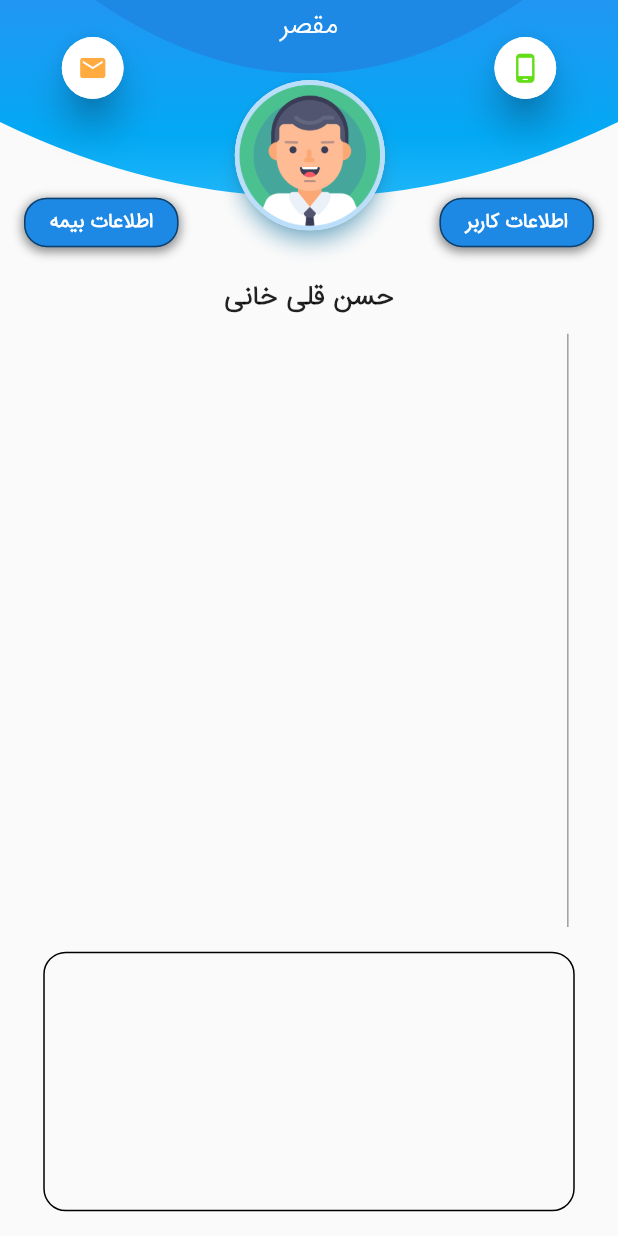
After one commit to Amin397/repo_test, a Flutter app: the MainRequest screen opened directly, on a phone screen of 412 x 824 dp. The commit adds this screen. Run offline on Flutter 3.47's test engine with Material 2 defaults, Android fonts, the phone set to English and light mode, and no system bars; drawn by our look-alikes of overlay_support; our stand-ins replace cloud_firestore, connectivity, firebase_messaging, flutter_spinkit, geolocator, google_maps_flutter and 3 more; missing offline and left inert: clippy_flutter, flutter_polyline_points, flutter_sparkline, load, location_permissions, requests; accounts and stored records are empty.

Commit message:
top part of full request created !

```diff
--- a/lib/dashboard/main_page.dart
+++ b/lib/dashboard/main_page.dart
@@ -85,9 +85,6 @@ class _DashBoardState extends State<DashBoard> {
 //            ],
 //          ),
 //        );
-        showMaterialModalBottomSheet(context: context, builder: (context , scrollController){
-          return rUI.requestUI(context);
-        });
       },
       onLaunch: (Map<String, dynamic> message) async {
         print("onLaunch: $message");
@@ -379,6 +376,12 @@ class _DashBoardState extends State<DashBoard> {
 //              okRequest(990101, getPref('expert_id'), 'accept').then((res){
 //                print(res);
 //              });
+              showMaterialModalBottomSheet(
+                  elevation: 4.0,
+                  isDismissible: true,
+                  context: context, builder: (context , scrollController){
+                return rUI.requestUI(context);
+              });
             },
           ),
         )
--- /dev/null
+++ b/lib/dashboard/ui/custom_clip_path.dart
@@ -0,0 +1,19 @@
+import 'package:flutter/material.dart';
+
+
+class CustomClipPath extends CustomClipper<Path>{
+
+  @override
+  Path getClip(Size size) {
+    Path path = Path();
+    path.lineTo(0, size.height - 100);
+    path.quadraticBezierTo(size.width / 2, size.height, size.width, size.height - 100);
+    path.lineTo(size.width, 0);
+    path.close();
+    return path;
+  }
+
+  @override
+  bool shouldReclip(CustomClipper<Path> oldClipper) => false;
+
+}
--- /dev/null
+++ b/lib/screens/main_request.dart
@@ -0,0 +1,271 @@
+import 'package:clippy_flutter/clippy_flutter.dart';
+import 'package:flutter/cupertino.dart';
+import 'package:flutter/material.dart';
+import 'package:google_maps_flutter/google_maps_flutter.dart';
+import 'package:sanannegarexperts/dashboard/ui/custom_clip_path.dart';
+
+class MainRequest extends StatefulWidget {
+  @override
+  _MainRequestState createState() => _MainRequestState();
+}
+
+class _MainRequestState extends State<MainRequest> {
+
+  GoogleMapController mapController;
+
+  @override
+  Widget build(BuildContext context) {
+    var height = MediaQuery.of(context).size.height;
+    var width = MediaQuery.of(context).size.width;
+
+    return Directionality(
+      textDirection: TextDirection.rtl,
+      child: Scaffold(
+        body: SafeArea(
+          child: Column(
+            crossAxisAlignment: CrossAxisAlignment.start,
+            children: <Widget>[
+              Container(
+                height: height * .27,
+                child: Stack(
+                  children: <Widget>[
+                    Align(
+                      alignment: Alignment.topCenter,
+                      child: SafeArea(
+                        child: ClipPath(
+                          child: Container(
+                            height: height * .22,
+                            width: width,
+                            decoration: BoxDecoration(
+                                gradient: LinearGradient(
+                                    colors: [
+                                  Colors.blue,
+                                  Colors.lightBlue,
+                                  Colors.lightBlueAccent,
+                                ],
+                                    begin: Alignment.topCenter,
+                                    end: Alignment.bottomCenter)),
+                          ),
+                          clipper: CustomClipPath(),
+                        ),
+                      ),
+                    ),
+                    Align(
+                      alignment: Alignment.topCenter,
+                      child: SafeArea(
+                        child: ClipPath(
+                          clipper: CustomClipPath(),
+                          child: Container(
+                            height: height * .12,
+                            width: width * .7,
+                            color: Colors.blue.shade600,
+                            child: Align(
+                                alignment: Alignment.topCenter,
+                                child: Padding(
+                                  padding: EdgeInsets.only(top: height * .005),
+                                  child: Text(
+                                    'مقصر',
+                                    style: TextStyle(
+                                        color: Colors.white,
+                                        fontSize: 16.0,
+                                        fontFamily: 'IRANSans'),
+                                  ),
+                                )),
+                          ),
+                        ),
+                      ),
+                    ),
+//ClipRRect from top of
+                    Positioned(
+                      left: width * .38,
+                      top: height * .065,
+                      child: Material(
+                        elevation: 5.0,
+                        shadowColor: Colors.lightBlueAccent,
+                        borderRadius: BorderRadius.all(Radius.circular(100)),
+                        child: CircleAvatar(
+                          child: Image.asset(
+                            'assets/images/avatar.png',
+                            fit: BoxFit.fill,
+                          ),
+                          radius: 50,
+                        ),
+                      ),
+                    ),
+//user avatar
+                    Positioned(
+                      top: height * .16,
+                      right: 0.0,
+                      left: 0.0,
+                      child: Row(
+                        mainAxisAlignment: MainAxisAlignment.spaceBetween,
+                        crossAxisAlignment: CrossAxisAlignment.start,
+                        children: <Widget>[
+                          Container(
+                              margin: EdgeInsets.symmetric(horizontal: 16.0),
+                              height: height * .04,
+                              width: width * .25,
+                              decoration: BoxDecoration(
+                                  border: Border.all(color: Colors.black54),
+                                  color: Colors.blue.shade600,
+                                  boxShadow: [
+                                    BoxShadow(
+                                        color: Colors.black45,
+                                        blurRadius: 5.0,
+                                        spreadRadius: 1.0,
+                                        offset: Offset(0.0, 2.0))
+                                  ],
+                                  borderRadius:
+                                      BorderRadius.all(Radius.circular(15.0))),
+                              child: Center(
+                                child: Text(
+                                  'اطلاعات کاربر',
+                                  style: TextStyle(
+                                      color: Colors.white,
+                                      fontSize: 12.0,
+                                      fontWeight: FontWeight.w600,
+                                      fontFamily: 'IRANSans'),
+                                ),
+                              )),
+                          Container(
+                              margin: EdgeInsets.symmetric(horizontal: 16.0),
+                              height: height * .04,
+                              width: width * .25,
+                              decoration: BoxDecoration(
+                                boxShadow: [
+                                  BoxShadow(
+                                      color: Colors.black45,
+                                      blurRadius: 5.0,
+                                      spreadRadius: 1.0,
+                                      offset: Offset(0.0, 2.0))
+                                ],
+                                border: Border.all(color: Colors.black54),
+                                color: Colors.blue.shade600,
+                                borderRadius:
+                                    BorderRadius.all(Radius.circular(15.0)),
+                              ),
+                              child: Center(
+                                child: Text(
+                                  'اطلاعات بیمه',
+                                  style: TextStyle(
+                                      color: Colors.white,
+                                      fontSize: 12.0,
+                                      fontWeight: FontWeight.w600,
+                                      fontFamily: 'IRANSans'),
+                                ),
+                              )),
+                        ],
+                      ),
+                    ),
+//user information
+                    Align(
+                        alignment: Alignment.bottomCenter,
+                        child: Padding(
+                          padding: EdgeInsets.only(bottom: height * .013),
+                          child: Text(
+                            'حسن قلی خانی',
+                            style: TextStyle(
+                                color: Colors.black87,
+                                fontWeight: FontWeight.bold,
+                                fontFamily: 'IRANSans',
+                                fontSize: 16.0),
+                          ),
+                        )),
+
+                    Align(
+                        alignment: Alignment.topCenter,
+                        child: Padding(
+                          padding: EdgeInsets.symmetric(
+                              horizontal: width * .1, vertical: height * .03),
+                          child: Row(
+                            crossAxisAlignment: CrossAxisAlignment.center,
+                            mainAxisAlignment: MainAxisAlignment.spaceBetween,
+                            children: <Widget>[
+                              Material(
+                                child: Container(
+                                  decoration: BoxDecoration(
+                                      shape: BoxShape.circle,
+                                      color: Colors.white),
+                                  height: height * .05,
+                                  width: height * .05,
+                                  child: Center(
+                                    child: Icon(
+                                      Icons.phone_android,
+                                      size: 21,
+                                      color: Colors.lightGreenAccent.shade700,
+                                    ),
+                                  ),
+                                ),
+                                elevation: 10.0,
+                                borderRadius:
+                                    BorderRadius.all(Radius.circular(100.0)),
+                              ),
+                              Material(
+                                child: Container(
+                                  decoration: BoxDecoration(
+                                      shape: BoxShape.circle,
+                                      color: Colors.white),
+                                  height: height * .05,
+                                  width: height * .05,
+                                  child: Center(
+                                    child: Icon(
+                                      Icons.local_post_office,
+                                      color: Colors.orangeAccent,
+                                      size: 20,
+                                    ),
+                                  ),
+                                ),
+                                elevation: 10.0,
+                                borderRadius:
+                                    BorderRadius.all(Radius.circular(100.0)),
+                              ),
+                            ],
+                          ),
+                        ))
+                  ],
+                ),
+              ),
+              Container(
+                height: height * .48,
+                child: Stack(
+                  children: <Widget>[
+                    _buildTimeLine(height, width)
+                  ],
+                ),
+              ),
+              Expanded(
+                child: Container(
+                  padding: EdgeInsets.symmetric(horizontal: width * .07 , vertical: height * .02),
+                  child: Container(
+                    height: height,
+                    decoration: BoxDecoration(
+                      border: Border.all(style: BorderStyle.solid),
+                      borderRadius: BorderRadius.all(Radius.circular(15.0))
+                    ),
+                    child: Stack(
+                      children: <Widget>[
+
+                      ],
+                    ),
+                  ),
+                ),
+              ),
+            ],
+          ),
+        ),
+      ),
+    );
+  }
+
+  Widget _buildTimeLine(var height, var width) {
+    return Positioned(
+      top: 0.0,
+      bottom: 0.0,
+      right: width * .08,
+      child: Container(
+        width: 1.0,
+        color: Colors.grey,
+      ),
+    );
+  }
+}
--- a/lib/screens/request_ui.dart
+++ b/lib/screens/request_ui.dart
@@ -1,49 +1,121 @@
 import 'package:flutter/cupertino.dart';
 import 'package:flutter/material.dart';
+import 'package:load/load.dart';
+import 'package:page_transition/page_transition.dart';
 import 'package:sanannegarexperts/login/constants/constants.dart';
 import 'package:sanannegarexperts/login/funcs.dart';
+import 'package:sanannegarexperts/screens/main_request.dart';
 
-class RequestUi{
+class RequestUi {
+  final BuildContext context;
+  final ScrollController scrollController;
 
-  final BuildContext context;
-  RequestUi({this.context});
+  RequestUi({this.context , this.scrollController});
 
-  Widget requestUI(BuildContext context){
+  Widget requestUI(BuildContext context) {
+
+    var height = MediaQuery.of(context).size.height;
+    var width = MediaQuery.of(context).size.width;
+
+    var beforeAcceptHeight = MediaQuery.of(context).size.height * .065;
+    var accepted = false;
+
     return Container(
-      height: MediaQuery.of(context).size.height * .7,
-      color: Colors.red,
+      height: height * .75,
+      width: width * .9,
+      decoration: BoxDecoration(
+          color: Colors.white38,
+          borderRadius: BorderRadius.only(
+              topLeft: Radius.circular(15.0), topRight: Radius.circular(15.0))),
       child: Stack(
         children: <Widget>[
           Align(
               alignment: Alignment.bottomCenter,
               child: GestureDetector(
-                onTap: (){
-                  makePostRequest(API_V1,
-                  {
-                    'target':'accept',
+                onTap: () {
+                  accepted = !accepted;
+                  showLoadingDialog();
+                  makePostRequest(API_V1, {
+                    'target': 'accept',
                     'expert_id': 40,
-                    'request_id':990101
-                  }).then((res) => print(res));
+                    'request_id': 990101
+                  }).then((res) {
+                    if(res['ok']){
+                      hideLoadingDialog();
+                      Navigator.push(context, PageTransition(type: PageTransitionType.upToDown, child: MainRequest()));
+                    }
+                    else{
+                      print('amin');
+                    }
+                  });
                 },
                 child: Container(
-                  height: MediaQuery.of(context).size.height * .1,
-                  width: MediaQuery.of(context).size.width * .5,
-                  margin: EdgeInsets.symmetric(horizontal: 16.0 , vertical: 16.0),
+                    height: (!accepted) ? beforeAcceptHeight : height,
+                    width: MediaQuery.of(context).size.width,
+                    margin: EdgeInsets.symmetric(),
                     decoration: BoxDecoration(
-                      color: Colors.white,
-                      borderRadius: BorderRadius.all(Radius.circular(12.0))
-                  ),
+                        color: Colors.green,
+                        borderRadius: BorderRadius.only(
+                            topRight: Radius.circular(12.0),
+                            topLeft: Radius.circular(12.0))),
                     child: Center(
                       child: Text(
                         "Accept",
                         style: TextStyle(
-                          color: Colors.black54,
-                          fontSize: 20.0
+                          fontWeight: FontWeight.bold,
+                          color: Colors.white,
+                          fontSize: 20.0,
                         ),
                       ),
+                    )),
               )
           ),
+          Align(
+            alignment: Alignment.topCenter,
+            child: Container(
+              width: width,
+              height: height * .2,
+              decoration: BoxDecoration(color: Colors.red),
+              child: Row(
+                crossAxisAlignment: CrossAxisAlignment.start,
+                mainAxisAlignment: MainAxisAlignment.spaceBetween,
+                children: <Widget>[
+                  CircleAvatar(
+                    maxRadius: 50,
+                    backgroundColor: Colors.white,
+                  ),
+                  Padding(
+                    padding: EdgeInsets.only(right: width * .08 , top: width * .02),
+                    child: Column(
+                      crossAxisAlignment: CrossAxisAlignment.end,
+                      children: <Widget>[
+                        Row(
+                          mainAxisAlignment: MainAxisAlignment.spaceBetween,
+                          children: <Widget>[
+                            Text(
+                              '29 سال',
+                              style: TextStyle(
+                                  fontFamily: 'IRANsans',
+                                  fontSize: 16.0,
+                                  fontWeight: FontWeight.w600,
+                                  color: Colors.black.withOpacity(.8)),
+                            ),
+                            Text(
+                              'حسن قلی خانی',
+                              style: TextStyle(
+                                  fontFamily: 'IRANsans',
+                                  fontSize: 20.0,
+                                  fontWeight: FontWeight.w600,
+                                  color: Colors.black.withOpacity(.8)),
+                            ),
+                          ],
                         )
+                      ],
+                    ),
+                  )
+                ],
+              ),
+            ),
           )
         ],
       ),
--- a/pubspec.yaml
+++ b/pubspec.yaml
@@ -54,6 +54,7 @@ dependencies:
   google_directions_api: ^0.5.0
   flutter_polyline_points: ^0.2.2
   modal_bottom_sheet: ^0.1.6+1
+  clippy_flutter: ^1.1.1
 
 dev_dependencies:
   flutter_test:
```
Also changed, not shown: assets/images/avatar.png (added), assets/images/car_crash.png (added), pubspec.lock. Lines whose indentation alone changed are shown as unchanged.
